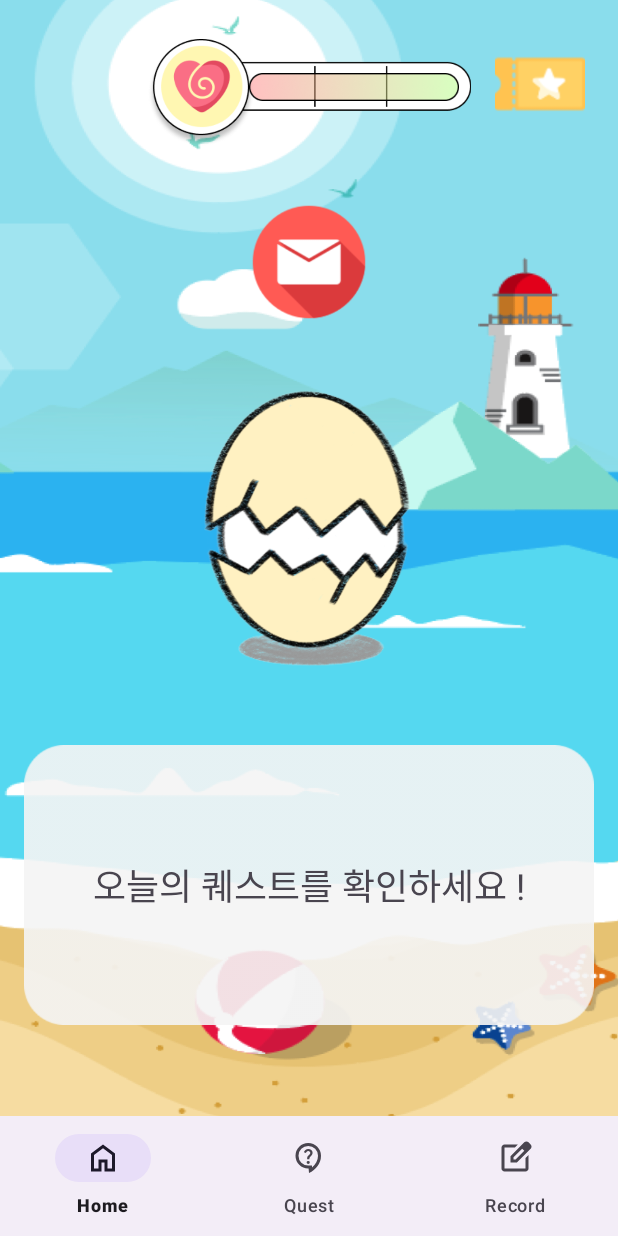
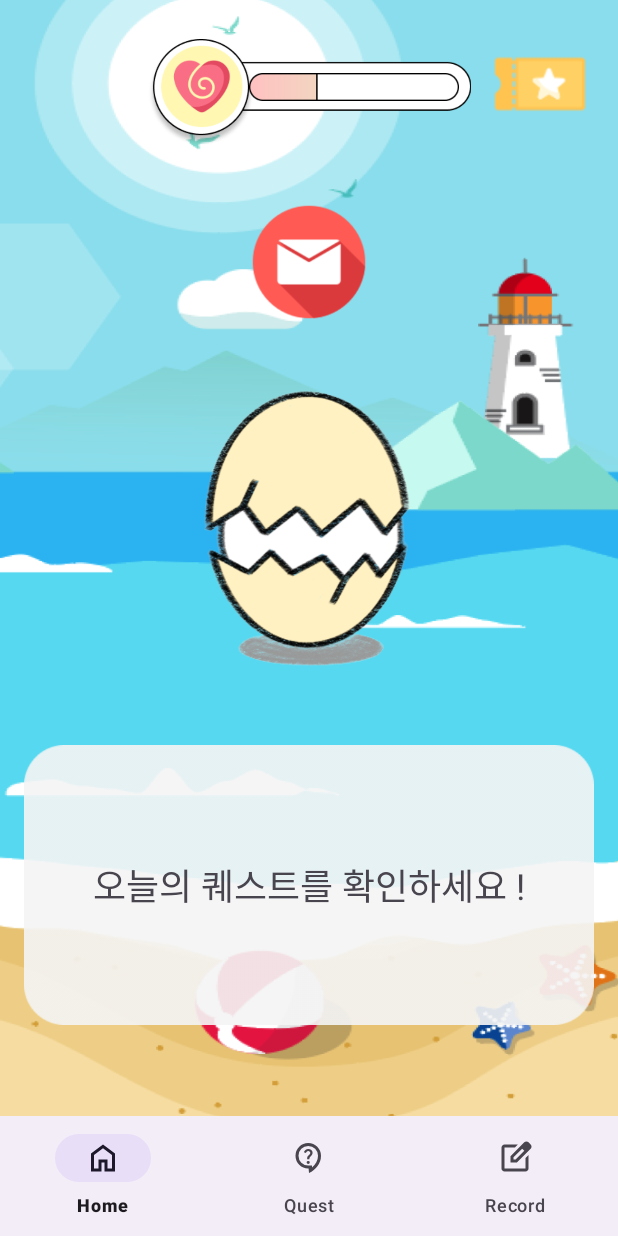
Before and after one commit to kyleidea1/Manolja, an Android app: the screen it shows after launch (MainActivity), on a phone screen of 412 x 824 dp. Run offline under Robolectric (Android 15) with nearby library versions, the phone set to English and light mode, and no system bars; libraries missing offline, so code that uses them is left out: com.sendbird.android; 1 statement that could not run was skipped.

Commit message:
feat: Add home layout

```diff
--- a/app/src/main/java/com/example/manolja/ui/fragment/HomeFragment.kt
+++ b/app/src/main/java/com/example/manolja/ui/fragment/HomeFragment.kt
@@ -24,17 +24,22 @@ class HomeFragment : Fragment() {
     private lateinit var layoutTextContainer: LinearLayout
     private lateinit var tvNoCoupons: TextView
     private var isCouponUsed: Boolean = false
+    private lateinit var ivHpBar: ImageView
+    private lateinit var ivBoogiEgg: ImageView
 
     override fun onCreateView(
         inflater: LayoutInflater, container: ViewGroup?,
         savedInstanceState: Bundle?
     ): View? {
         val view = inflater.inflate(R.layout.fragment_home, container, false)
+        var hp: Int = 1
 
         ivMail = view.findViewById(R.id.ivMail)
         tvQuestPrompt = view.findViewById(R.id.tvQuestPrompt)
         textContainer = view.findViewById(R.id.textContainer)
         ivCoupon = view.findViewById(R.id.ivCoupon)
+        ivHpBar = view.findViewById(R.id.ivHpBar)
+        ivBoogiEgg = view.findViewById(R.id.ivBoogiEgg)
 
         ivMail.setOnClickListener {
             tvQuestPrompt.visibility = View.INVISIBLE
@@ -46,6 +51,7 @@ class HomeFragment : Fragment() {
             showCouponDialog()
         }
 
+        updateImages(hp)
         return view
     }
 
@@ -86,4 +92,21 @@ class HomeFragment : Fragment() {
             .setNegativeButton("취소", null)
             .show()
     }
+
+    private fun updateImages(hp: Int) {
+        when (hp) {
+            1 -> {
+                ivHpBar.setImageResource(R.drawable.iv_hp_bar_1)
+                ivBoogiEgg.setImageResource(R.drawable.iv_boogi_egg)
+            }
+            2 -> {
+                ivHpBar.setImageResource(R.drawable.iv_hp_bar_2)
+                ivBoogiEgg.setImageResource(R.drawable.iv_boogi_baby)
+            }
+            3 -> {
+                ivHpBar.setImageResource(R.drawable.iv_hp_bar_3)
+                ivBoogiEgg.setImageResource(R.drawable.iv_boogi_adult)
+            }
+        }
+    }
 }
--- a/app/src/main/res/layout/fragment_home.xml
+++ b/app/src/main/res/layout/fragment_home.xml
@@ -21,7 +21,7 @@
         android:id="@+id/ivHpBar"
         android:layout_width="140dp"
         android:layout_height="20dp"
-        android:src="@drawable/iv_hp_bar"
+        android:src="@drawable/iv_hp_bar_1"
         app:layout_constraintEnd_toEndOf="parent"
         app:layout_constraintStart_toStartOf="parent"
         app:layout_constraintTop_toTopOf="parent"
```
Also changed, not shown: app/src/main/res/drawable/iv_boogi_adult.png (added), app/src/main/res/drawable/iv_hp.png, app/src/main/res/drawable/iv_hp_bar_1.png (added), app/src/main/res/drawable/iv_hp_bar_2.png (added), app/src/main/res/drawable/iv_hp_bar_3.png (renamed from app/src/main/res/drawable/iv_hp_bar.png).
